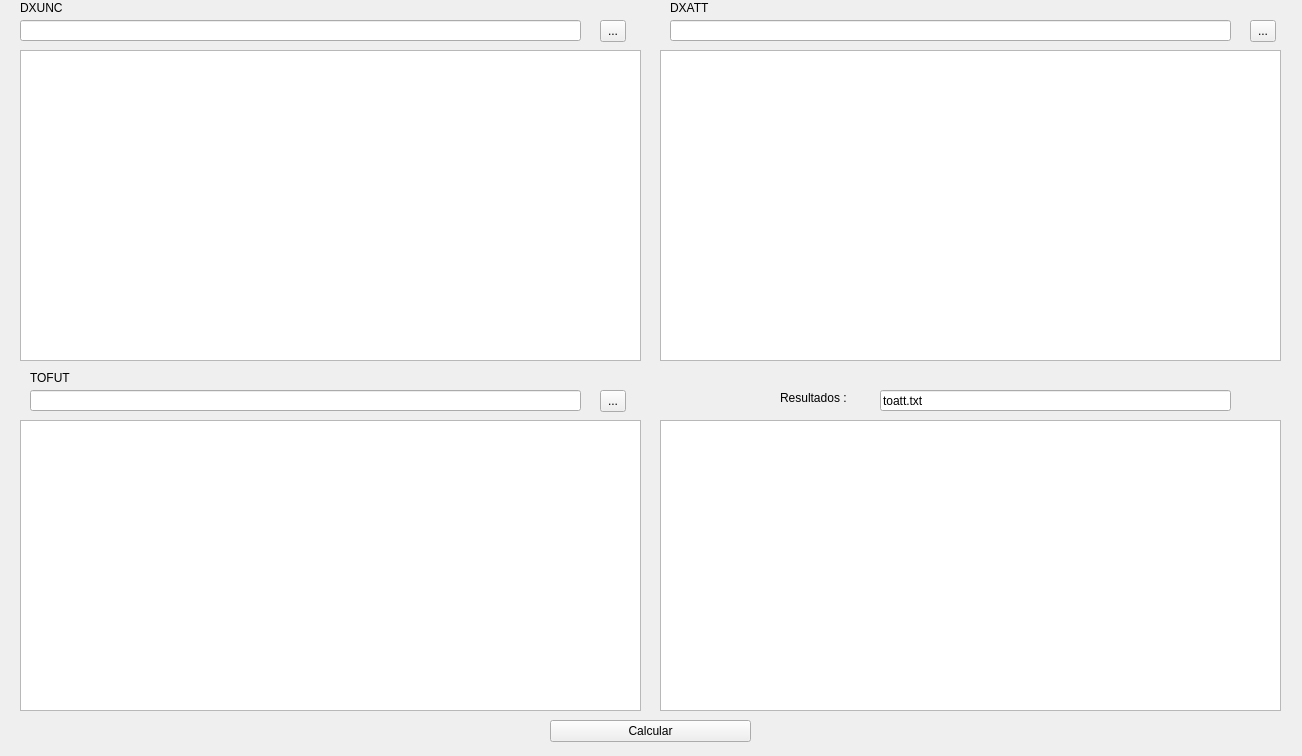
First picture: the form in dialog.ui, repository EdwardAngelino/ILHO, before the edit.
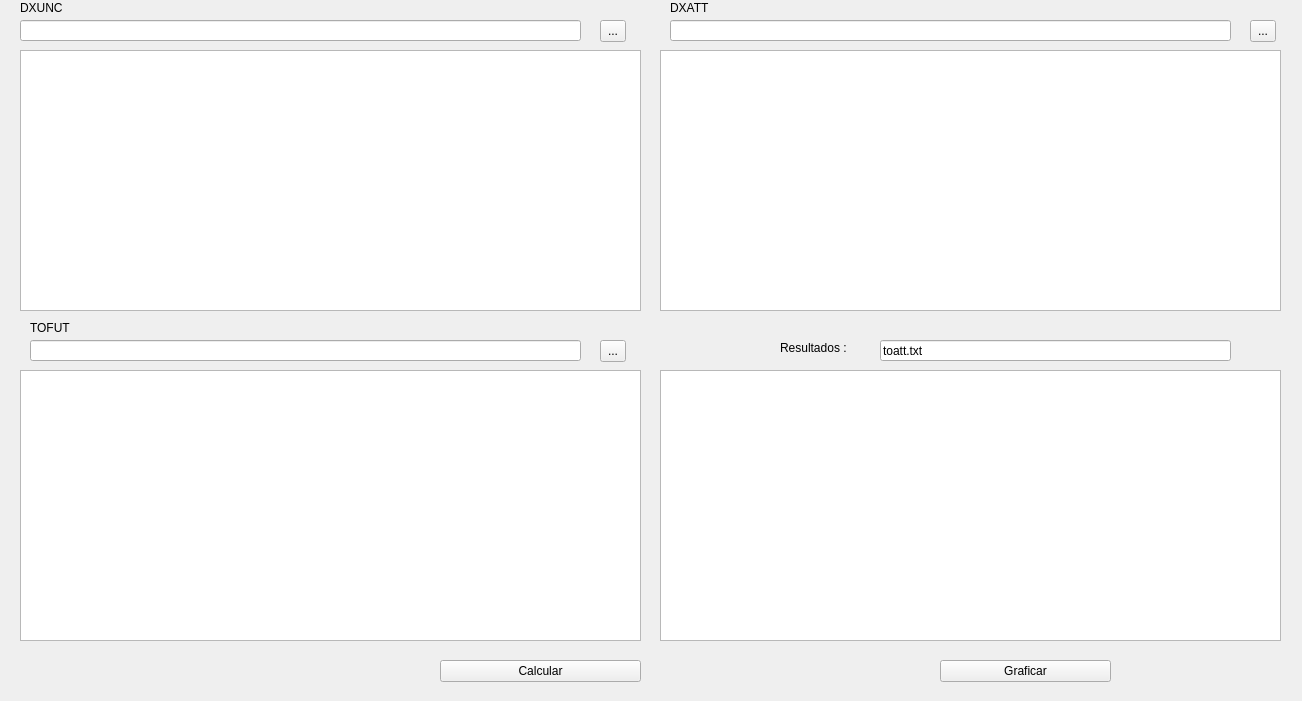
Second picture: the form after the edit.

What changed in the file:
```diff
--- a/dialog.ui
+++ b/dialog.ui
@@ -7,7 +7,7 @@
     <x>0</x>
     <y>0</y>
     <width>1302</width>
-    <height>756</height>
+    <height>701</height>
    </rect>
   </property>
   <property name="windowTitle">
@@ -19,7 +19,7 @@
      <x>20</x>
      <y>50</y>
      <width>621</width>
-     <height>311</height>
+     <height>261</height>
     </rect>
    </property>
   </widget>
@@ -29,7 +29,7 @@
      <x>660</x>
      <y>50</y>
      <width>621</width>
-     <height>311</height>
+     <height>261</height>
     </rect>
    </property>
   </widget>
@@ -37,9 +37,9 @@
    <property name="geometry">
     <rect>
      <x>20</x>
-     <y>420</y>
+     <y>370</y>
      <width>621</width>
-     <height>291</height>
+     <height>271</height>
     </rect>
    </property>
   </widget>
@@ -47,9 +47,9 @@
    <property name="geometry">
     <rect>
      <x>660</x>
-     <y>420</y>
+     <y>370</y>
      <width>621</width>
-     <height>291</height>
+     <height>271</height>
     </rect>
    </property>
   </widget>
@@ -80,7 +80,7 @@
    <property name="geometry">
     <rect>
      <x>30</x>
-     <y>390</y>
+     <y>340</y>
      <width>551</width>
      <height>21</height>
     </rect>
@@ -90,7 +90,7 @@
    <property name="geometry">
     <rect>
      <x>600</x>
-     <y>390</y>
+     <y>340</y>
      <width>26</width>
      <height>22</height>
     </rect>
@@ -102,8 +102,8 @@
   <widget class="QToolButton" name="toolButton_3">
    <property name="geometry">
     <rect>
-     <x>550</x>
-     <y>720</y>
+     <x>440</x>
+     <y>660</y>
      <width>201</width>
      <height>22</height>
     </rect>
@@ -139,7 +139,7 @@
    <property name="geometry">
     <rect>
      <x>880</x>
-     <y>390</y>
+     <y>340</y>
      <width>351</width>
      <height>21</height>
     </rect>
@@ -152,7 +152,7 @@
    <property name="geometry">
     <rect>
      <x>780</x>
-     <y>390</y>
+     <y>340</y>
      <width>91</width>
      <height>16</height>
     </rect>
@@ -191,7 +191,7 @@
    <property name="geometry">
     <rect>
      <x>30</x>
-     <y>370</y>
+     <y>320</y>
      <width>60</width>
      <height>16</height>
     </rect>
@@ -200,6 +200,19 @@
     <string>TOFUT</string>
    </property>
   </widget>
+  <widget class="QToolButton" name="toolButton_5">
+   <property name="geometry">
+    <rect>
+     <x>940</x>
+     <y>660</y>
+     <width>171</width>
+     <height>22</height>
+    </rect>
+   </property>
+   <property name="text">
+    <string>Graficar</string>
+   </property>
+  </widget>
  </widget>
  <resources/>
  <connections/>
```
